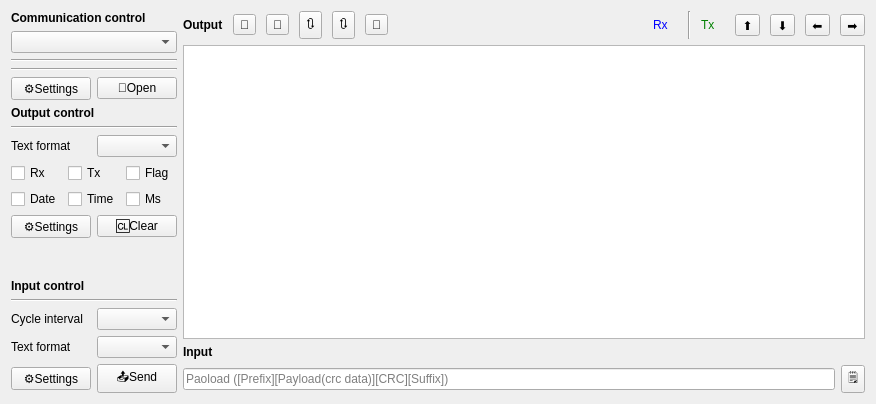
First picture: the form in Source/IOPage/IOPage.ui, repository x-tools-author/x-tools, before the edit.
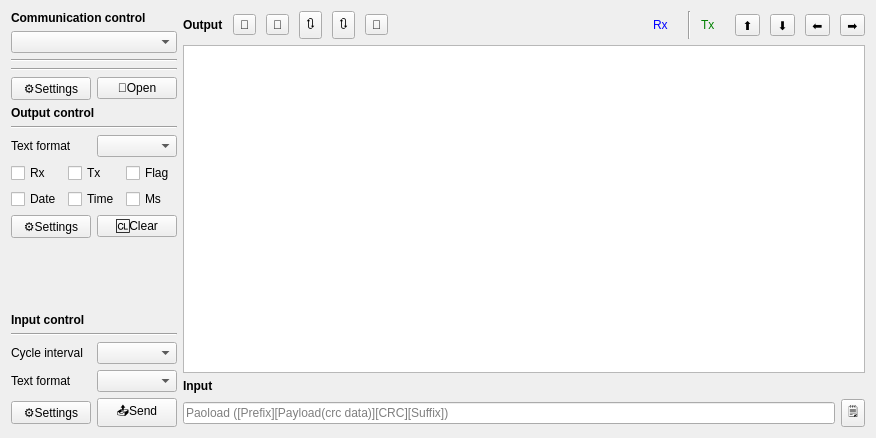
Second picture: the form after the edit. Custom widgets are drawn as their Qt base class.

Commit message: chore: just backup code

```diff
--- a/Source/IOPage/IOPage.ui
+++ b/Source/IOPage/IOPage.ui
@@ -7,7 +7,7 @@
     <x>0</x>
     <y>0</y>
     <width>876</width>
-    <height>404</height>
+    <height>438</height>
    </rect>
   </property>
   <property name="windowTitle">
```
The commit also changes 2 other files.
